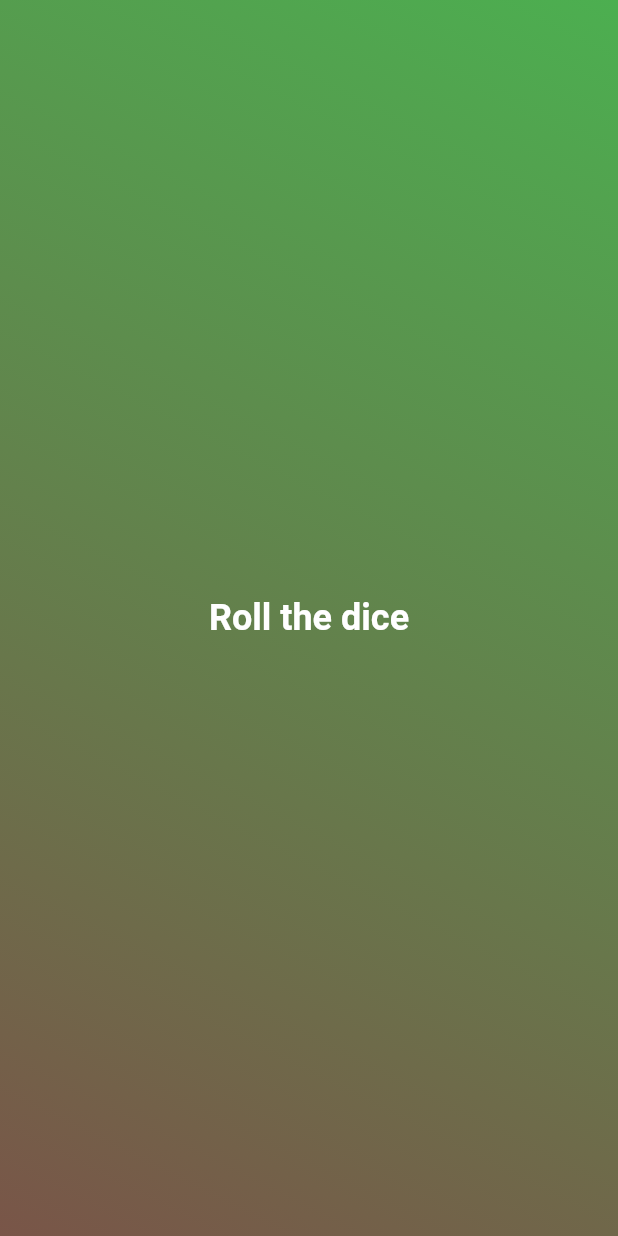
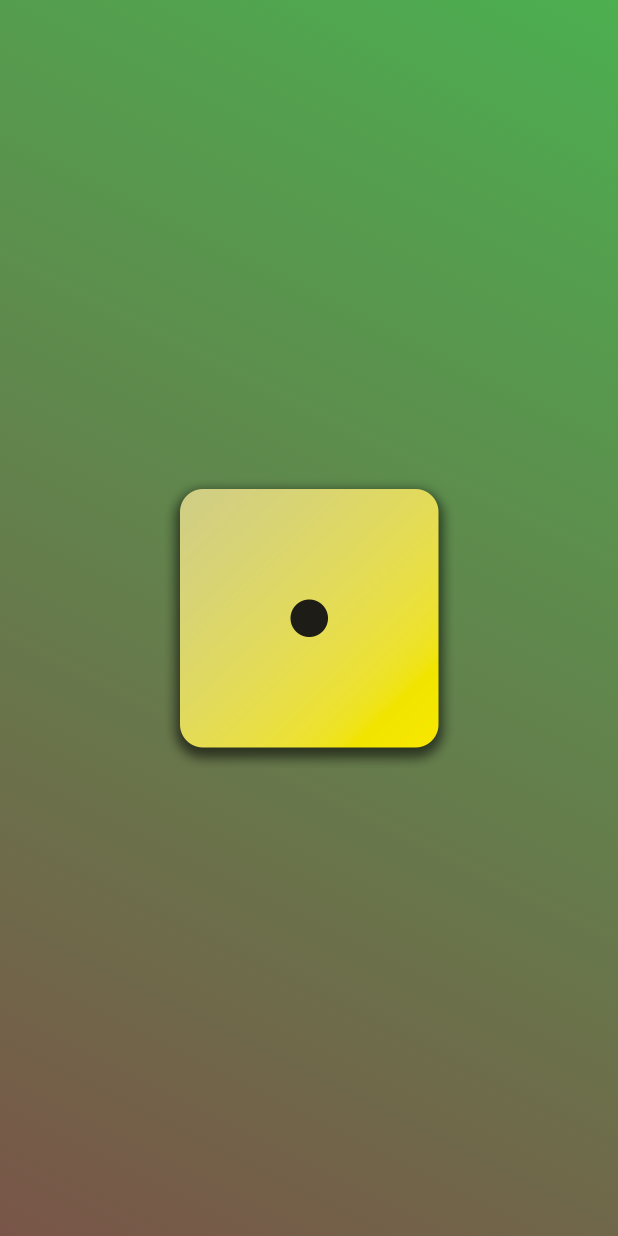
Before and after one commit to jfspps/Flutter_Demo, a Flutter app: the screen it shows after launch, on a phone screen of 412 x 824 dp. Run offline on Flutter 3.47's test engine with Material 2 defaults, Android fonts, the light colour scheme and no system bars.

Commit message:
added CustomImageWidget and related assets

```diff
--- /dev/null
+++ b/lib/widgets/custom_image_widget.dart
@@ -0,0 +1,18 @@
+import 'package:flutter/cupertino.dart';
+
+const String rootPath = "assets/images/";
+
+/// Displays images from the assets/images directory
+class CustomImageWidget extends StatelessWidget {
+  final String fileName;
+
+  const CustomImageWidget(this.fileName, {super.key});
+
+  @override
+  Widget build(BuildContext context) {
+    final relPath = rootPath + fileName;
+
+    // width in pixels
+    return Image.asset(relPath, width: 200);
+  }
+}
--- a/lib/widgets/custom_materialapp_widget.dart
+++ b/lib/widgets/custom_materialapp_widget.dart
@@ -1,9 +1,11 @@
-import 'package:dice/widgets/custom_text_widget.dart';
+import 'package:dice/widgets/custom_image_widget.dart';
 import 'package:flutter/material.dart';
 
 // "const" is a compile-time constant and must be initialised here;
 const double defaultSize = 24;
 const String message = "Roll the dice";
+
+const String defaultImageName = "dice-1.png";
 
 /// Custom MaterialApp widget that applies a top-right to bottom-left gradient, with the
 /// CustomText widget styling in place.
@@ -27,6 +29,6 @@ class CustomMaterialAppWidget extends StatelessWidget {
                         begin: Alignment.topRight,
                         end: Alignment.bottomLeft)),
                 child: const Center(
-                    child: CustomTextWidget(defaultSize, message)))));
+                    child: CustomImageWidget(defaultImageName)))));
   }
 }
```
Also changed, not shown: pubspec.yaml (+7 -3 lines), assets/images/dice-1.png (added), assets/images/dice-2.png (added), assets/images/dice-3.png (added), assets/images/dice-4.png (added), assets/images/dice-5.png (added), assets/images/dice-6.png (added).
